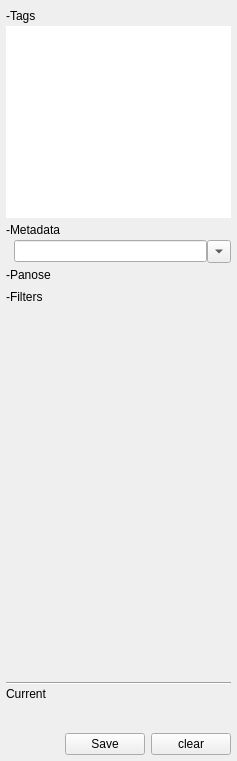
Above: src/filterbar.ui from fontmatrix/fontmatrix before the change. Below: the same form after it.
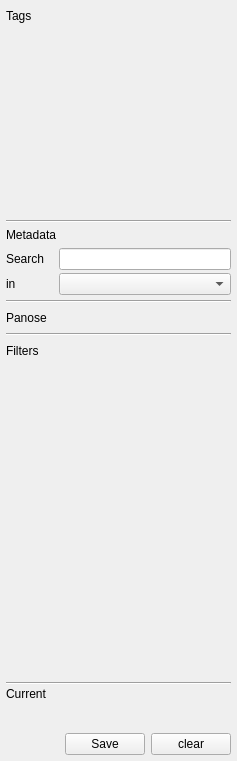
That is the form after the change. Custom widgets are drawn as their Qt base class.

Commit message: Reformat of the filterbar

```diff
--- a/src/filterbar.ui
+++ b/src/filterbar.ui
@@ -30,13 +30,6 @@
        <item>
         <widget class="OpenCloseArrow" name="tagsArrow">
          <property name="text">
-          <string>-</string>
-         </property>
-        </widget>
-       </item>
-       <item>
-        <widget class="QLabel" name="label_2">
-         <property name="text">
           <string>Tags</string>
          </property>
         </widget>
@@ -66,40 +59,83 @@
          <number>0</number>
         </property>
         <item row="0" column="0">
-         <widget class="QTableView" name="tagsView">
+         <widget class="TagListView" name="tagsView">
+          <property name="palette">
+           <palette>
+            <active>
+             <colorrole role="Base">
+              <brush brushstyle="SolidPattern">
+               <color alpha="0">
+                <red>255</red>
+                <green>255</green>
+                <blue>255</blue>
+               </color>
+              </brush>
+             </colorrole>
+            </active>
+            <inactive>
+             <colorrole role="Base">
+              <brush brushstyle="SolidPattern">
+               <color alpha="0">
+                <red>255</red>
+                <green>255</green>
+                <blue>255</blue>
+               </color>
+              </brush>
+             </colorrole>
+            </inactive>
+            <disabled>
+             <colorrole role="Base">
+              <brush brushstyle="SolidPattern">
+               <color alpha="255">
+                <red>212</red>
+                <green>208</green>
+                <blue>200</blue>
+               </color>
+              </brush>
+             </colorrole>
+            </disabled>
+           </palette>
+          </property>
+          <property name="focusPolicy">
+           <enum>Qt::NoFocus</enum>
+          </property>
+          <property name="autoFillBackground">
+           <bool>false</bool>
+          </property>
           <property name="frameShape">
            <enum>QFrame::NoFrame</enum>
           </property>
           <property name="frameShadow">
            <enum>QFrame::Plain</enum>
           </property>
+          <property name="horizontalScrollBarPolicy">
+           <enum>Qt::ScrollBarAlwaysOff</enum>
+          </property>
+          <property name="autoScroll">
+           <bool>false</bool>
+          </property>
           <property name="editTriggers">
            <set>QAbstractItemView::DoubleClicked</set>
           </property>
           <property name="selectionMode">
-           <enum>QAbstractItemView::SingleSelection</enum>
+           <enum>QAbstractItemView::NoSelection</enum>
           </property>
-          <property name="showGrid">
-           <bool>false</bool>
+          <property name="movement">
+           <enum>QListView::Static</enum>
           </property>
-          <attribute name="horizontalHeaderVisible">
+          <property name="resizeMode">
+           <enum>QListView::Adjust</enum>
+          </property>
+          <property name="viewMode">
+           <enum>QListView::ListMode</enum>
+          </property>
+          <property name="modelColumn">
+           <number>0</number>
+          </property>
+          <property name="selectionRectVisible">
            <bool>false</bool>
-          </attribute>
-          <attribute name="horizontalHeaderHighlightSections">
-           <bool>false</bool>
-          </attribute>
-          <attribute name="horizontalHeaderStretchLastSection">
-           <bool>true</bool>
-          </attribute>
-          <attribute name="verticalHeaderVisible">
-           <bool>false</bool>
-          </attribute>
-          <attribute name="verticalHeaderDefaultSectionSize">
-           <number>18</number>
-          </attribute>
-          <attribute name="verticalHeaderHighlightSections">
-           <bool>false</bool>
-          </attribute>
+          </property>
          </widget>
         </item>
        </layout>
@@ -107,7 +143,7 @@
      </item>
     </layout>
    </item>
-   <item row="1" column="0">
+   <item row="3" column="0">
     <layout class="QVBoxLayout" name="verticalLayout_3">
      <property name="spacing">
       <number>0</number>
@@ -117,13 +153,6 @@
        <item>
         <widget class="OpenCloseArrow" name="metadataArrow">
          <property name="text">
-          <string>-</string>
-         </property>
-        </widget>
-       </item>
-       <item>
-        <widget class="QLabel" name="label_3">
-         <property name="text">
           <string>Metadata</string>
          </property>
         </widget>
@@ -153,43 +182,75 @@
          <number>0</number>
         </property>
         <item row="0" column="0">
-         <layout class="QHBoxLayout" name="horizontalLayout_2">
+         <layout class="QVBoxLayout" name="verticalLayout_2">
           <property name="spacing">
-           <number>0</number>
+           <number>3</number>
           </property>
+          <property name="topMargin">
+           <number>3</number>
+          </property>
+          <property name="bottomMargin">
+           <number>3</number>
+          </property>
           <item>
-           <widget class="QLabel" name="metaFieldLabel">
-            <property name="font">
-             <font>
-              <pointsize>10</pointsize>
-             </font>
+           <layout class="QHBoxLayout" name="horizontalLayout_6">
+            <property name="topMargin">
+             <number>0</number>
             </property>
-            <property name="text">
-             <string/>
-            </property>
-           </widget>
+            <item>
+             <widget class="QLabel" name="label_2">
+              <property name="text">
+               <string>Search</string>
+              </property>
+             </widget>
+            </item>
+            <item>
+             <widget class="QLineEdit" name="metadataLineEdit">
+              <property name="sizePolicy">
+               <sizepolicy hsizetype="Fixed" vsizetype="Fixed">
+                <horstretch>0</horstretch>
+                <verstretch>0</verstretch>
+               </sizepolicy>
+              </property>
+              <property name="minimumSize">
+               <size>
+                <width>172</width>
+                <height>0</height>
+               </size>
+              </property>
+             </widget>
+            </item>
+           </layout>
           </item>
           <item>
-           <widget class="QLineEdit" name="metadataLineEdit"/>
-          </item>
-          <item>
-           <widget class="QToolButton" name="metadataTool">
-            <property name="toolTip">
-             <string>Select field</string>
+           <layout class="QHBoxLayout" name="horizontalLayout_2">
+            <property name="topMargin">
+             <number>0</number>
             </property>
-            <property name="text">
-             <string>...</string>
-            </property>
-            <property name="popupMode">
-             <enum>QToolButton::InstantPopup</enum>
-            </property>
-            <property name="autoRaise">
-             <bool>false</bool>
-            </property>
-            <property name="arrowType">
-             <enum>Qt::DownArrow</enum>
-            </property>
-           </widget>
+            <item>
+             <widget class="QLabel" name="label">
+              <property name="text">
+               <string>in</string>
+              </property>
+             </widget>
+            </item>
+            <item>
+             <widget class="QComboBox" name="fieldCombo">
+              <property name="sizePolicy">
+               <sizepolicy hsizetype="Fixed" vsizetype="Fixed">
+                <horstretch>0</horstretch>
+                <verstretch>0</verstretch>
+               </sizepolicy>
+              </property>
+              <property name="minimumSize">
+               <size>
+                <width>172</width>
+                <height>0</height>
+               </size>
+              </property>
+             </widget>
+            </item>
+           </layout>
           </item>
          </layout>
         </item>
@@ -198,23 +259,22 @@
      </item>
     </layout>
    </item>
-   <item row="2" column="0">
+   <item row="5" column="0">
     <layout class="QVBoxLayout" name="verticalLayout_4">
      <property name="spacing">
       <number>0</number>
      </property>
+     <property name="topMargin">
+      <number>3</number>
+     </property>
+     <property name="bottomMargin">
+      <number>3</number>
+     </property>
      <item>
       <layout class="QHBoxLayout" name="horizontalLayout_4">
        <item>
         <widget class="OpenCloseArrow" name="panoseArrow">
          <property name="text">
-          <string>-</string>
-         </property>
-        </widget>
-       </item>
-       <item>
-        <widget class="QLabel" name="label_4">
-         <property name="text">
           <string>Panose</string>
          </property>
         </widget>
@@ -251,23 +311,19 @@
      </item>
     </layout>
    </item>
-   <item row="3" column="0">
+   <item row="7" column="0">
     <layout class="QVBoxLayout" name="verticalLayout_5">
      <property name="spacing">
       <number>0</number>
      </property>
+     <property name="topMargin">
+      <number>3</number>
+     </property>
      <item>
       <layout class="QHBoxLayout" name="horizontalLayout_5">
        <item>
         <widget class="OpenCloseArrow" name="filtersArrow">
          <property name="text">
-          <string>-</string>
-         </property>
-        </widget>
-       </item>
-       <item>
-        <widget class="QLabel" name="label_5">
-         <property name="text">
           <string>Filters</string>
          </property>
         </widget>
@@ -310,7 +366,7 @@
              <x>0</x>
              <y>0</y>
              <width>223</width>
-             <height>152</height>
+             <height>128</height>
             </rect>
            </property>
            <property name="sizePolicy">
@@ -339,7 +395,7 @@
      </item>
     </layout>
    </item>
-   <item row="6" column="0">
+   <item row="10" column="0">
     <layout class="QVBoxLayout" name="verticalLayout_6">
      <property name="spacing">
       <number>0</number>
@@ -429,7 +485,7 @@
      </item>
     </layout>
    </item>
-   <item row="4" column="0">
+   <item row="8" column="0">
     <spacer name="verticalSpacer">
      <property name="orientation">
       <enum>Qt::Vertical</enum>
@@ -442,13 +498,34 @@
      </property>
     </spacer>
    </item>
-   <item row="5" column="0">
+   <item row="9" column="0">
     <widget class="Line" name="line">
      <property name="orientation">
       <enum>Qt::Horizontal</enum>
      </property>
     </widget>
    </item>
+   <item row="4" column="0">
+    <widget class="Line" name="line_3">
+     <property name="orientation">
+      <enum>Qt::Horizontal</enum>
+     </property>
+    </widget>
+   </item>
+   <item row="2" column="0">
+    <widget class="Line" name="line_2">
+     <property name="orientation">
+      <enum>Qt::Horizontal</enum>
+     </property>
+    </widget>
+   </item>
+   <item row="6" column="0">
+    <widget class="Line" name="line_4">
+     <property name="orientation">
+      <enum>Qt::Horizontal</enum>
+     </property>
+    </widget>
+   </item>
   </layout>
  </widget>
  <customwidgets>
@@ -463,6 +540,11 @@
    <extends>QLabel</extends>
    <header>openclosearrow.h</header>
   </customwidget>
+  <customwidget>
+   <class>TagListView</class>
+   <extends>QListView</extends>
+   <header>filterbar.h</header>
+  </customwidget>
  </customwidgets>
  <resources/>
  <connections/>
```
The commit also changes 10 other files.
